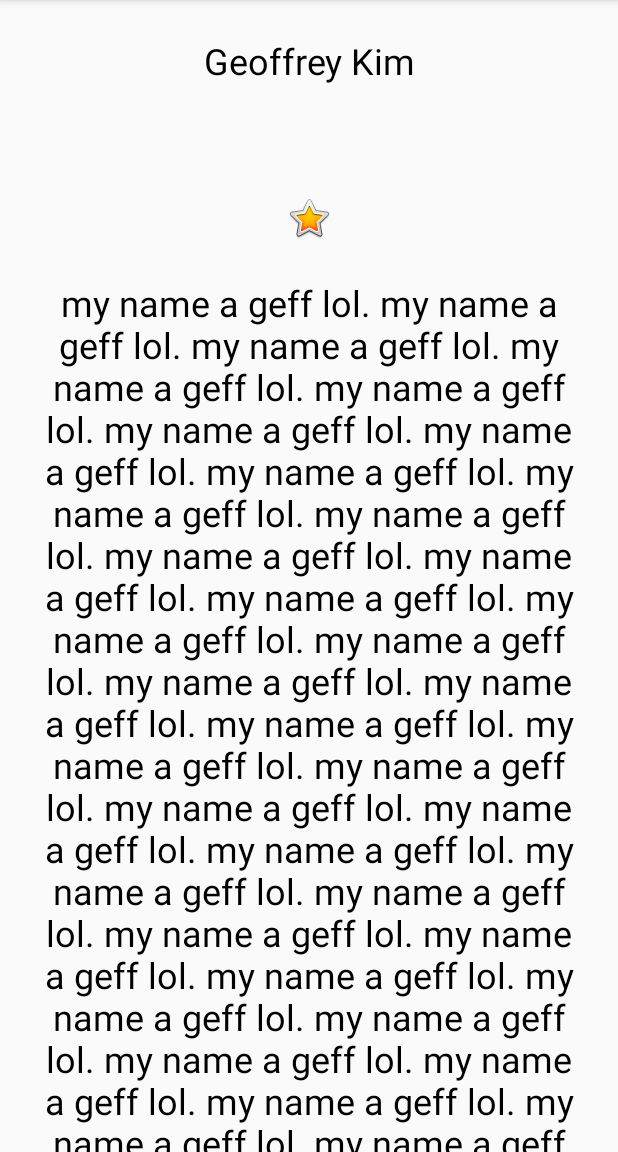
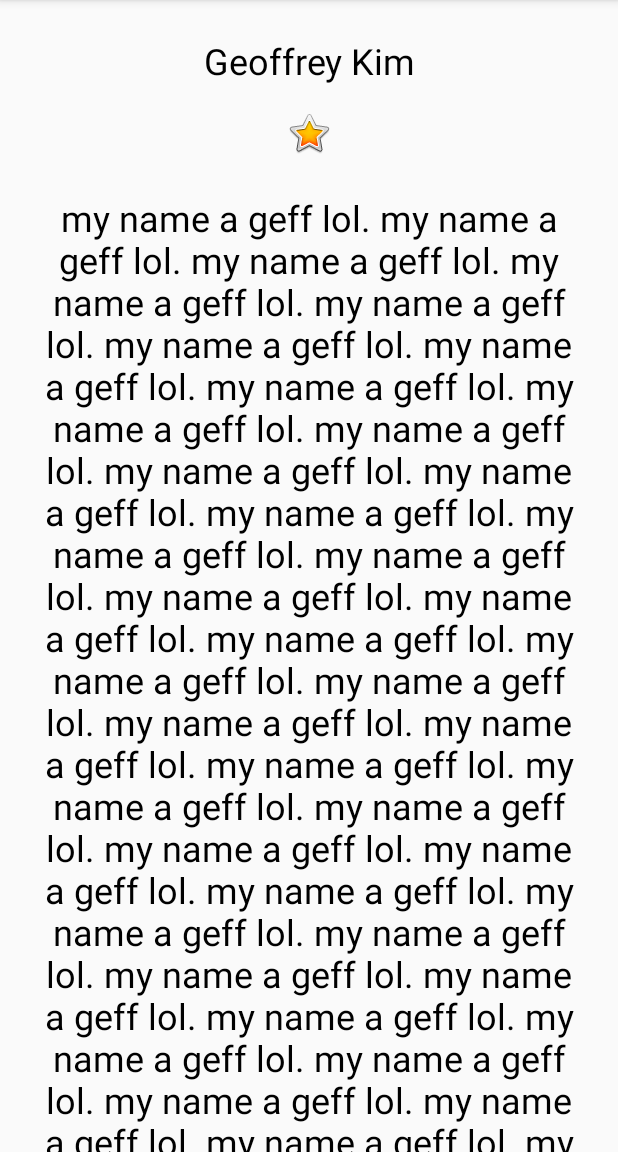
Before and after one commit to onekoreanboi/AboutMeGeoffrey, an Android app: the screen it shows after launch (MainActivity), after a tap on "DONE", on a phone screen of 412 x 824 dp, the part 84-1236 px from its top. Run offline under Robolectric (Android 15) with nearby library versions, the phone set to English and light mode, and no system bars; our stand-ins replace data binding.

Commit message:
Data Binding

```diff
--- a/app/build.gradle
+++ b/app/build.gradle
@@ -21,6 +21,9 @@ android {
             proguardFiles getDefaultProguardFile('proguard-android-optimize.txt'), 'proguard-rules.pro'
         }
     }
+    dataBinding{
+        enabled = true
+    }
 }
 
 dependencies {
--- a/app/src/main/java/com/example/aboutmegeoffrey/MainActivity.kt
+++ b/app/src/main/java/com/example/aboutmegeoffrey/MainActivity.kt
@@ -8,30 +8,53 @@ import android.view.inputmethod.InputMethodManager
 import android.widget.Button
 import android.widget.EditText
 import android.widget.TextView
+import androidx.databinding.DataBindingUtil
+import com.example.aboutmegeoffrey.databinding.ActivityMainBinding
 
 class MainActivity : AppCompatActivity() {
 
+    private lateinit var binding: ActivityMainBinding
+
     override fun onCreate(savedInstanceState: Bundle?) {
         super.onCreate(savedInstanceState)
-        setContentView(R.layout.activity_main)
 
-        findViewById<Button>(R.id.done_button).setOnClickListener {
+        //setContentView(R.layout.activity_main)
+
+        binding = DataBindingUtil.setContentView(this, R.layout.activity_main)
+
+        //findViewById<Button>(R.id.done_button).setOnClickListener {
+        //    addNickname(it)
+        //}
+
+        binding.doneButton.setOnClickListener{
             addNickname(it)
         }
     }
 
-    private fun addNickname(view: View) {
+    fun addNickname(view: View) {
 
-        val editText = findViewById<EditText>(R.id.nickname_edit)
-        val nicknameTextView = findViewById<TextView>(R.id.nickname_text)
+        //val editText = findViewById<EditText>(R.id.nickname_edit)
+        //val nicknameTextView = findViewById<TextView>(R.id.nickname_text)
 
-        nicknameTextView.text = editText.text
-        editText.visibility = View.GONE
-        view.visibility = View.GONE
-        nicknameTextView.visibility = View.VISIBLE
+        //nicknameTextView.text = editText.text
+        //editText.visibility = View.GONE
+        //view.visibility = View.GONE
+        //nicknameTextView.visibility = View.VISIBLE
+
+        //Hide the keyboard
+
+        binding.apply{
+            nicknameText.text = binding.nicknameEdit.text
+            invalidateAll()
+            binding.nicknameEdit.visibility = View.GONE
+            binding.doneButton.visibility = View.GONE
+            binding.nicknameText.visibility -= View.VISIBLE
+        }
 
         //Hide the keyboard
         val imm = getSystemService(Context.INPUT_METHOD_SERVICE) as InputMethodManager
         imm.hideSoftInputFromWindow(view.windowToken, 0)
+
     }
+
 }
--- /dev/null
+++ b/app/src/main/java/com/example/aboutmegeoffrey/MyName.kt
@@ -0,0 +1,3 @@
+package com.example.aboutmegeoffrey
+
+data class MyName(var name: String = "", var nickname: String = "")
--- a/app/src/main/res/layout/activity_main.xml
+++ b/app/src/main/res/layout/activity_main.xml
@@ -1,8 +1,16 @@
 <?xml version="1.0" encoding="utf-8"?>
 
+<layout xmlns:android="http://schemas.android.com/apk/res/android"
+        xmlns:app="http://schemas.android.com/apk/res-auto">
+<data>
+    <variable
+        name = "myName"
+        type = "com.example.aboutmegeoffrey.MyName"
+    />
+</data>
+
+
 <LinearLayout
-        xmlns:android="http://schemas.android.com/apk/res/android"
-        xmlns:app="http://schemas.android.com/apk/res-auto"
         android:orientation="vertical"
         android:layout_width="match_parent"
         android:layout_height="match_parent"
@@ -22,7 +30,7 @@
             style="@style/Text"
             android:layout_width="match_parent"
             android:layout_height="wrap_content"
-            android:text="@={myName.nickname}"
+            android:text="@={myName.name}"
             android:textAlignment="center"
             android:visibility="gone"
 
@@ -74,3 +82,5 @@
     </ScrollView>
 
 </LinearLayout>
+
+</layout>
```
